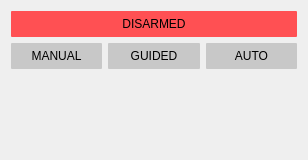
Old version of the form GS/GUI/actionwidget.ui in the repository UCI-UAVForge/GroundStation.
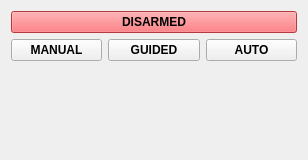
New version of the form.

```diff
--- a/GS/GUI/actionwidget.ui
+++ b/GS/GUI/actionwidget.ui
@@ -14,16 +14,7 @@
    <string>Form</string>
   </property>
   <property name="styleSheet">
-   <string notr="true">QPushButton:pressed {
-	background-color: rgb(235,235,235)
-}
-QPushButton {
-border: 0px solid rgb(200,200,200);
-border-radius: 1px;
-background-color:rgb(200, 200, 200);
-padding:6px;
-	color: black
-}
+   <string notr="true">
 QPushButton#armButton {
 	background-color:rgb(255, 80, 83);
 }
@@ -39,6 +30,12 @@
   <layout class="QGridLayout" name="gridLayout_2">
    <item row="3" column="2">
     <widget class="QPushButton" name="guidedButton">
+     <property name="font">
+      <font>
+       <weight>75</weight>
+       <bold>true</bold>
+      </font>
+     </property>
      <property name="text">
       <string>GUIDED</string>
      </property>
@@ -46,6 +43,12 @@
    </item>
    <item row="3" column="3">
     <widget class="QPushButton" name="autoButton">
+     <property name="font">
+      <font>
+       <weight>75</weight>
+       <bold>true</bold>
+      </font>
+     </property>
      <property name="text">
       <string>AUTO</string>
      </property>
@@ -53,6 +56,12 @@
    </item>
    <item row="1" column="1" colspan="3">
     <widget class="QPushButton" name="armButton">
+     <property name="font">
+      <font>
+       <weight>75</weight>
+       <bold>true</bold>
+      </font>
+     </property>
      <property name="autoFillBackground">
       <bool>false</bool>
      </property>
@@ -74,6 +83,12 @@
    </item>
    <item row="3" column="1">
     <widget class="QPushButton" name="manualButton">
+     <property name="font">
+      <font>
+       <weight>75</weight>
+       <bold>true</bold>
+      </font>
+     </property>
      <property name="text">
       <string>MANUAL</string>
      </property>
```
